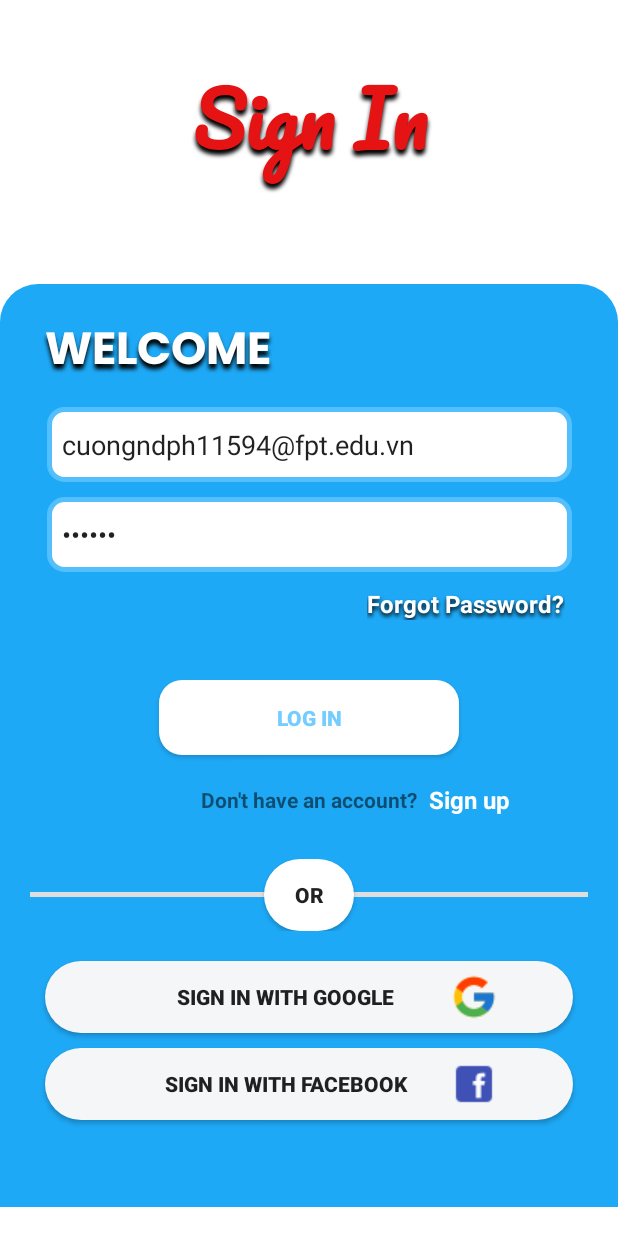
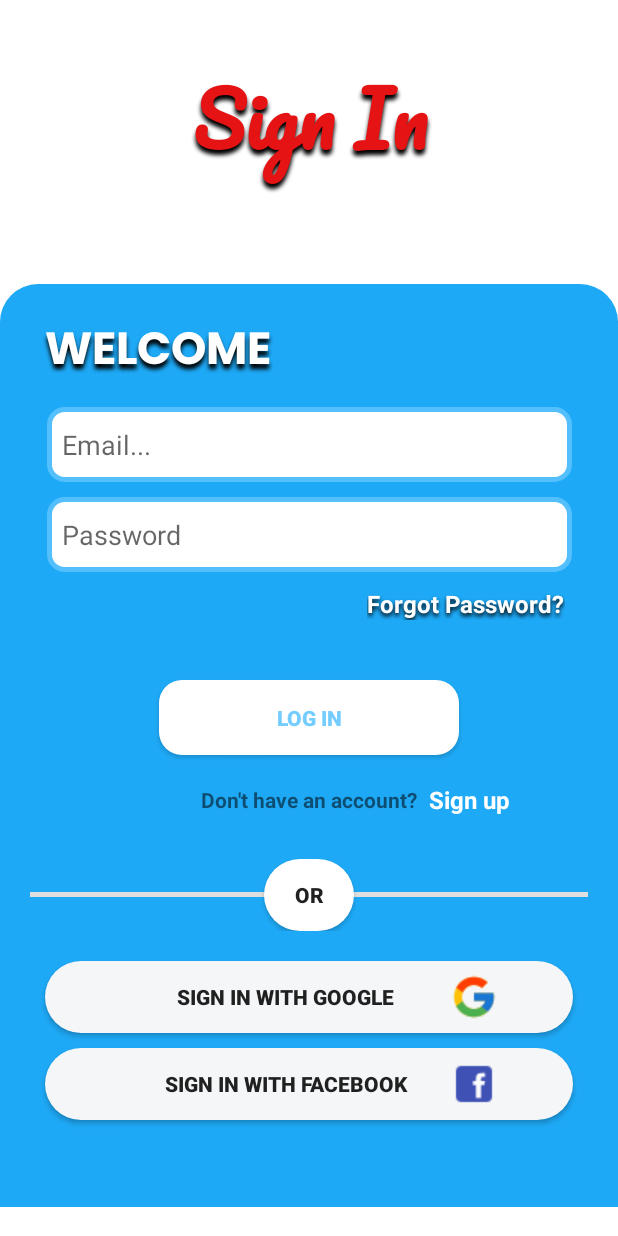
Before and after one commit to DuyNguyenDeveloper/MarketApp, an Android app: the screen it shows after launch (LoginActivity), on a phone screen of 412 x 824 dp. Run offline under Robolectric (Android 15) with nearby library versions, the phone set to English and light mode, and no system bars; Roboto replaces fonts that are not available here.

Commit message:
update logic

```diff
--- a/app/src/main/res/layout/activity_login.xml
+++ b/app/src/main/res/layout/activity_login.xml
@@ -62,7 +62,6 @@
             android:background="@drawable/bg_edt"
             android:drawablePadding="5dp"
             android:hint="Email..."
-            android:text="cuongndph11594@fpt.edu.vn"
             android:paddingStart="10dp"
             app:layout_constraintEnd_toEndOf="parent"
             app:layout_constraintHorizontal_bias="0.5"
@@ -77,7 +76,6 @@
             android:background="@drawable/bg_edt"
             android:drawablePadding="5dp"
             android:hint="Password"
-            android:text="123456"
             android:inputType="textPassword"
             android:paddingStart="10dp"
             app:layout_constraintEnd_toEndOf="parent"
```
